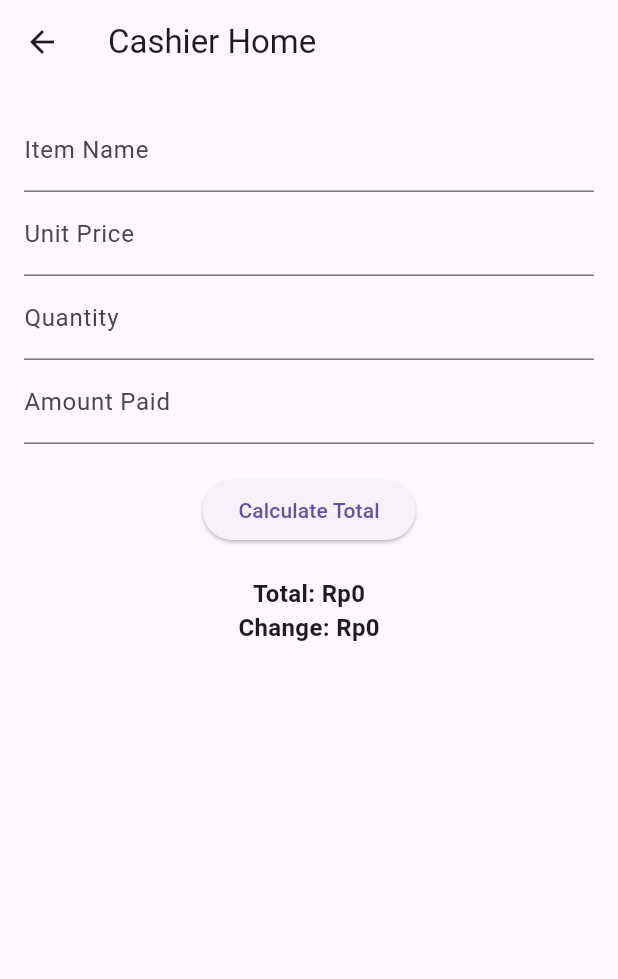
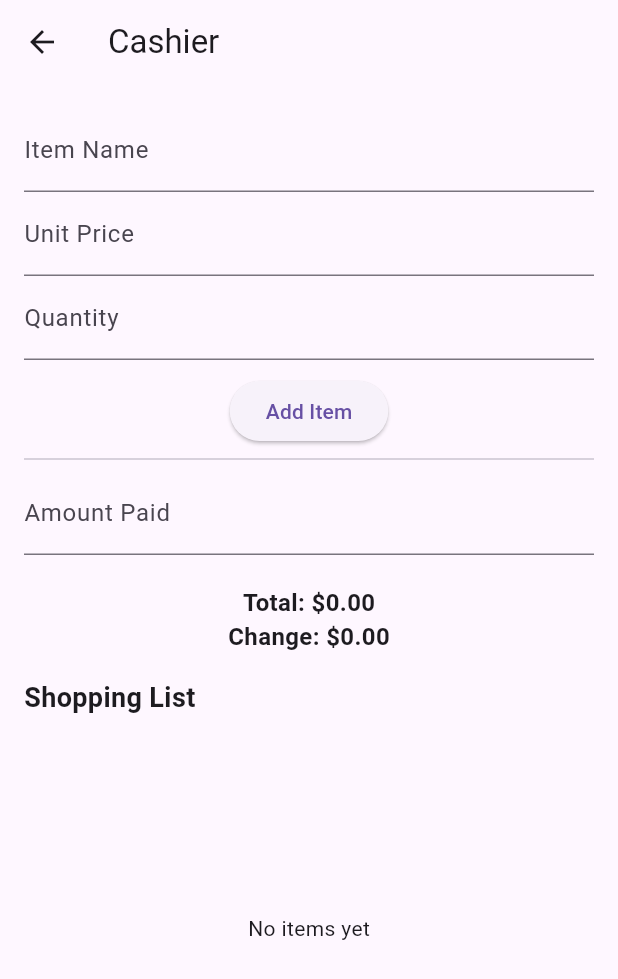
Before and after one commit to TeddyTjoe1990/CSE-499-Project, a Flutter app: the CashierHome screen opened by its route, on a phone screen of 412 x 824 dp. Shown: the top 979 px of the screen. Run offline on Flutter 3.47's test engine with Material 3 defaults, Android fonts, the phone set to English and light mode, and no system bars; our stand-ins replace sqflite; accounts and stored records are empty.

Commit message:
still working on login cause change some file on cashier!

```diff
--- a/app/lib/main.dart
+++ b/app/lib/main.dart
@@ -1,7 +1,7 @@
 import 'package:flutter/material.dart';
 import 'pages/login_page.dart';
 import 'pages/register_page.dart';
-import 'pages/home_page.dart'; // <- cashier page
+import 'pages/home_page.dart'; // <- CashierHome page
 
 void main() => runApp(CashierApp());
 
@@ -16,7 +16,7 @@ class CashierApp extends StatelessWidget {
       routes: {
         '/login': (context) => LoginPage(),
         '/register': (context) => RegisterPage(),
-        '/home': (context) => CashierHome(), //
+        '/home': (context) => CashierHome(),
       },
     );
   }
--- a/app/lib/pages/home_page.dart
+++ b/app/lib/pages/home_page.dart
@@ -1,4 +1,5 @@
 import 'package:flutter/material.dart';
+import 'package:intl/intl.dart';
 
 class CashierHome extends StatefulWidget {
   @override
@@ -11,31 +12,91 @@ class _CashierHomeState extends State<CashierHome> {
   final quantityController = TextEditingController();
   final amountPaidController = TextEditingController();
 
-  int totalAmount = 0;
-  int changeAmount = 0;
+  num totalAmount = 0; // ubah ke num
+  num changeAmount = 0; // ubah ke num
+
+  final currencyFormatter = NumberFormat.currency(
+    locale: 'en_US',
+    symbol: '\$',
+  );
+
+  List<Map<String, dynamic>> shoppingList = [];
+
+  void addItem() {
+    final itemName = itemNameController.text.trim();
+    final unitPrice = num.tryParse(unitPriceController.text) ?? 0;
+    final quantity = num.tryParse(quantityController.text) ?? 0;
+
+    if (itemName.isNotEmpty && unitPrice > 0 && quantity > 0) {
+      setState(() {
+        shoppingList.add({
+          'name': itemName,
+          'price': unitPrice,
+          'quantity': quantity,
+        });
+        itemNameController.clear();
+        unitPriceController.clear();
+        quantityController.clear();
+        calculateTotal();
+      });
+    }
+  }
+
+  void removeItem(int index) {
+    setState(() {
+      shoppingList.removeAt(index);
+      calculateTotal();
+    });
+  }
 
   void calculateTotal() {
-    final unitPrice = int.tryParse(unitPriceController.text) ?? 0;
-    final quantity = int.tryParse(quantityController.text) ?? 0;
-    final amountPaid = int.tryParse(amountPaidController.text) ?? 0;
+    totalAmount = 0;
+    for (var item in shoppingList) {
+      final price = item['price'] as num;
+      final qty = item['quantity'] as num;
+      totalAmount += price * qty;
+    }
 
-    final total = unitPrice * quantity;
-    final change = amountPaid - total;
+    final amountPaid = num.tryParse(amountPaidController.text) ?? 0;
+    changeAmount = amountPaid - totalAmount;
 
-    setState(() {
-      totalAmount = total;
-      changeAmount = change;
-    });
+    setState(() {});
   }
 
   @override
   Widget build(BuildContext context) {
     return Scaffold(
-      appBar: AppBar(title: Text('Cashier Home')),
+      appBar: AppBar(title: Text('Cashier')),
       body: Padding(
         padding: const EdgeInsets.all(16.0),
-        child: SingleChildScrollView(
-          child: Column(
+        child: LayoutBuilder(
+          builder: (context, constraints) {
+            bool isWide = constraints.maxWidth > 600;
+            return isWide
+                ? Row(
+                    crossAxisAlignment: CrossAxisAlignment.start,
+                    children: [
+                      Expanded(flex: 1, child: buildCashierForm()),
+                      SizedBox(width: 16),
+                      Expanded(flex: 1, child: buildShoppingList(true)),
+                    ],
+                  )
+                : Column(
+                    children: [
+                      buildCashierForm(),
+                      SizedBox(height: 16),
+                      // gunakan SizedBox agar tinggi list tidak error
+                      SizedBox(height: 300, child: buildShoppingList(false)),
+                    ],
+                  );
+          },
+        ),
+      ),
+    );
+  }
+
+  Widget buildCashierForm() {
+    return Column(
       children: [
         TextField(
           controller: itemNameController,
@@ -51,29 +112,58 @@ class _CashierHomeState extends State<CashierHome> {
           decoration: InputDecoration(labelText: 'Quantity'),
           keyboardType: TextInputType.number,
         ),
+        SizedBox(height: 10),
+        ElevatedButton(onPressed: addItem, child: Text('Add Item')),
+        Divider(),
         TextField(
           controller: amountPaidController,
           decoration: InputDecoration(labelText: 'Amount Paid'),
           keyboardType: TextInputType.number,
-              ),
-              SizedBox(height: 20),
-              ElevatedButton(
-                onPressed: calculateTotal,
-                child: Text('Calculate Total'),
+          onChanged: (_) => calculateTotal(),
         ),
         SizedBox(height: 20),
         Text(
-                'Total: Rp$totalAmount',
+          'Total: ${currencyFormatter.format(totalAmount)}',
           style: TextStyle(fontSize: 16, fontWeight: FontWeight.bold),
         ),
         Text(
-                'Change: Rp$changeAmount',
+          'Change: ${currencyFormatter.format(changeAmount)}',
           style: TextStyle(fontSize: 16, fontWeight: FontWeight.bold),
         ),
       ],
+    );
+  }
+
+  Widget buildShoppingList(bool expand) {
+    final listWidget = shoppingList.isEmpty
+        ? Center(child: Text('No items yet'))
+        : ListView.builder(
+            itemCount: shoppingList.length,
+            itemBuilder: (context, index) {
+              final item = shoppingList[index];
+              return ListTile(
+                title: Text(item['name']),
+                subtitle: Text(
+                  '${currencyFormatter.format(item['price'])} x ${item['quantity']}',
                 ),
+                trailing: IconButton(
+                  icon: Icon(Icons.delete, color: Colors.red),
+                  onPressed: () => removeItem(index),
                 ),
+              );
+            },
+          );
+
+    return Column(
+      crossAxisAlignment: CrossAxisAlignment.start,
+      children: [
+        Text(
+          'Shopping List',
+          style: TextStyle(fontSize: 18, fontWeight: FontWeight.bold),
         ),
+        SizedBox(height: 8),
+        expand ? Expanded(child: listWidget) : Expanded(child: listWidget),
+      ],
     );
   }
 }
--- a/app/pubspec.yaml
+++ b/app/pubspec.yaml
@@ -33,6 +33,7 @@ dependencies:
   sqflite: ^2.3.0
   path_provider: ^2.1.2
   path: ^1.9.0
+  intl: ^0.19.0
 
   # The following adds the Cupertino Icons font to your application.
   # Use with the CupertinoIcons class for iOS style icons.
```
Also changed, not shown: app/lib/pages/login_page.dart (+18 -3 lines), app/pubspec.lock, 1 other file. Lines whose indentation alone changed are shown as unchanged.
